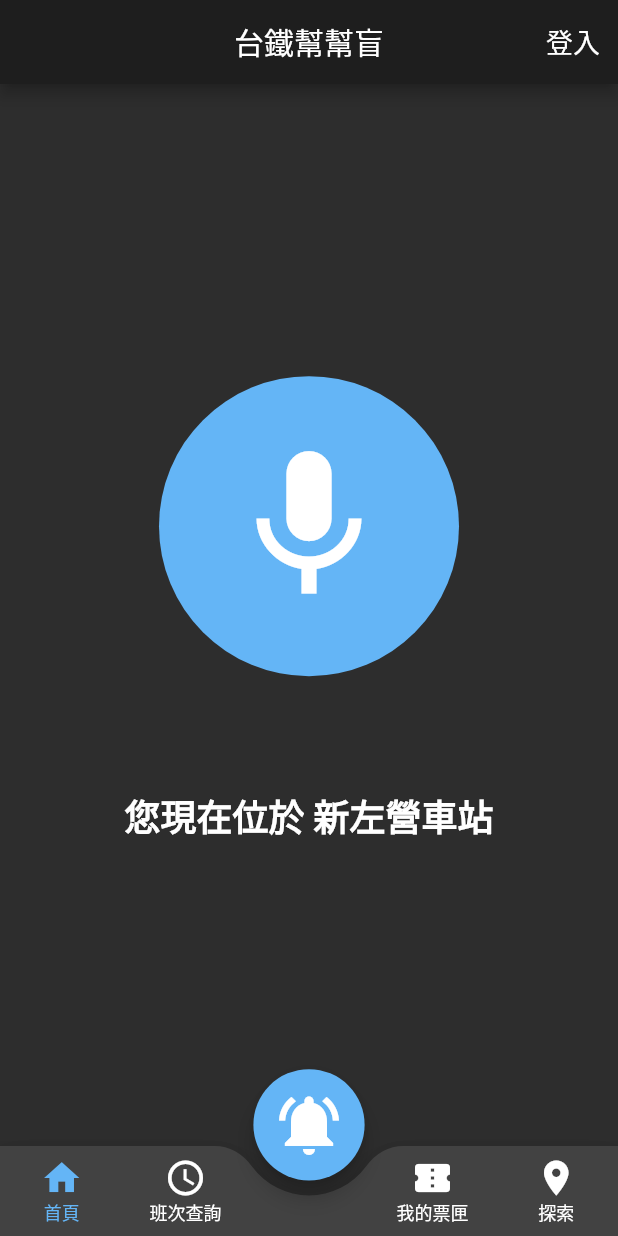
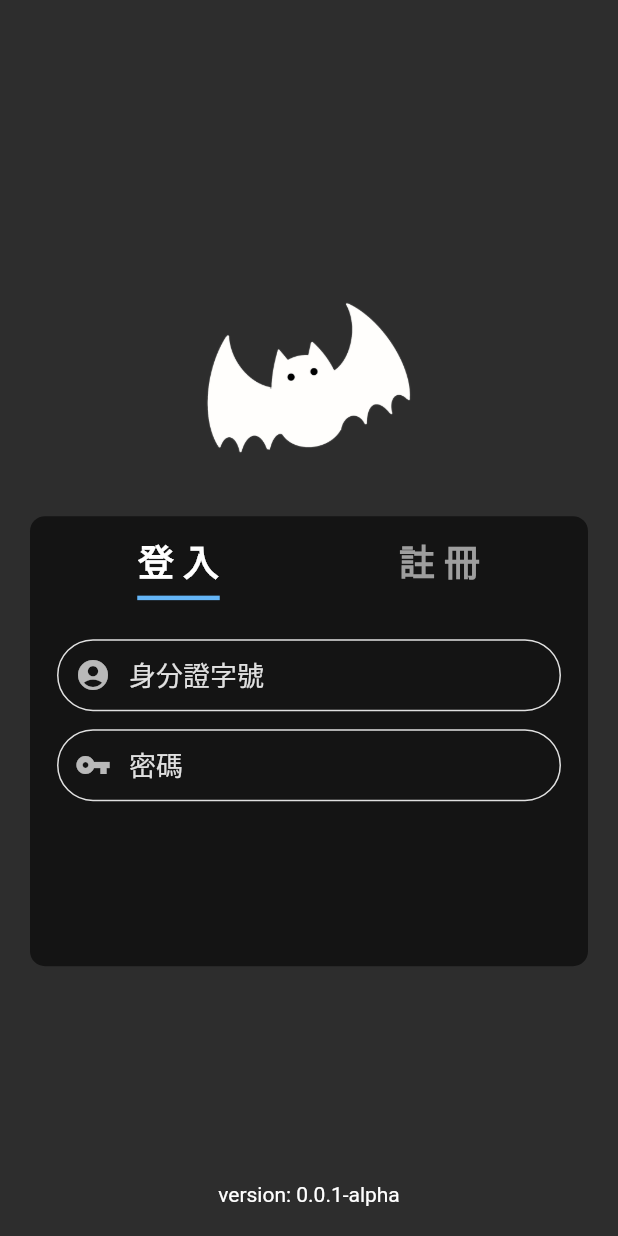
Before and after one commit to IamPurpleRed/TRA_Helper_Client, a Flutter app: the screen it shows after launch, on a phone screen of 412 x 824 dp. Run offline on Flutter 3.47's test engine with Material 2 defaults, Android fonts, the phone set to English and light mode, and no system bars; drawn by our look-alikes of avatar_glow; our stand-ins replace package_info_plus, speech_to_text, wakelock; missing offline and left inert: dialog_flowtter.

```diff
--- a/lib/config/palette.dart
+++ b/lib/config/palette.dart
@@ -1,7 +1,7 @@
 import 'package:flutter/material.dart';
 
 class Palette {
-  static const Color primaryColor = Color(0xFF1E1E1E);
+  static const Color primaryColor = Color(0xFF141414);
   static const Color secondaryColor = Color(0xFF64B5F6); // Colors.blue[300]
   static const Color backgroundColor = Color(0xFF2D2D2D);
   static const Color dividerColor = Color(0xFFDDDDDD);
--- a/lib/main.dart
+++ b/lib/main.dart
@@ -1,5 +1,6 @@
 import 'package:flutter/material.dart';
 import 'package:flutter/services.dart';
+import 'package:tra_helper/screens/login_page.dart';
 import 'package:wakelock/wakelock.dart';
 
 import '/config/constants.dart';
@@ -40,7 +41,7 @@ class TraHelperApp extends StatelessWidget {
           thickness: 1,
         ),
       ),
-      home: MainFrame(),
+      home: LoginPage(),
     );
   }
 }
--- a/lib/screens/home_page.dart
+++ b/lib/screens/home_page.dart
@@ -127,7 +127,7 @@ class HomePage extends StatelessWidget {
   BoxDecoration blockDeco() {
     return BoxDecoration(
       color: Palette.primaryColor,
-      borderRadius: BorderRadius.circular(10),
+      borderRadius: BorderRadius.circular(10.0),
     );
   }
 }
--- a/lib/screens/home_page_easy.dart
+++ b/lib/screens/home_page_easy.dart
@@ -45,7 +45,8 @@ class _HomePageEasyState extends State<HomePageEasy> {
                       size: 120,
                       color: Colors.white,
                     ),
-                    )),
+                  ),
+                ),
               ),
               AnimatedContainer(
                 duration: HomePageEasy.animateTime,
--- /dev/null
+++ b/lib/screens/login_page.dart
@@ -0,0 +1,152 @@
+import 'package:flutter/material.dart';
+import 'package:package_info_plus/package_info_plus.dart';
+
+import '/config/palette.dart';
+
+class LoginPage extends StatefulWidget {
+  const LoginPage({Key? key}) : super(key: key);
+
+  @override
+  State<LoginPage> createState() => _LoginPageState();
+}
+
+class _LoginPageState extends State<LoginPage> {
+  PackageInfo packageInfo = PackageInfo(appName: 'unknown', packageName: 'unknown', version: 'unknown', buildNumber: 'unknown');
+  String selectedTitle = '登 入';
+
+  @override
+  void initState() {
+    super.initState();
+    initPackageInfo();
+  }
+
+  void initPackageInfo() async {
+    packageInfo = await PackageInfo.fromPlatform();
+    setState(() {});
+  }
+
+  @override
+  Widget build(BuildContext context) {
+    final double vw = MediaQuery.of(context).size.width;
+    final double vh = MediaQuery.of(context).size.height;
+
+    return Scaffold(
+      backgroundColor: Palette.backgroundColor,
+      body: Stack(
+        children: [
+          Positioned(
+            left: 0,
+            right: 0,
+            bottom: 20.0,
+            child: Text(
+              'version: ${packageInfo.version}',
+              textAlign: TextAlign.center,
+            ),
+          ),
+          Column(
+            mainAxisAlignment: MainAxisAlignment.center,
+            children: [
+              SizedBox(
+                width: vw * 0.35,
+                height: vw * 0.35,
+                child: Image.asset('assets/logo_white.png'),
+              ),
+              const SizedBox(height: 20.0),
+              AnimatedContainer(
+                duration: Duration(milliseconds: 300),
+                width: vw - 40,
+                height: (selectedTitle == '註 冊') ? 400.0 : 300.0,
+                margin: const EdgeInsets.symmetric(horizontal: 20.0),
+                decoration: BoxDecoration(
+                  color: Palette.primaryColor,
+                  borderRadius: BorderRadius.circular(10.0),
+                ),
+                child: Padding(
+                  padding: const EdgeInsets.all(12.0),
+                  child: Column(
+                    children: [
+                      Row(
+                        mainAxisAlignment: MainAxisAlignment.spaceAround,
+                        children: [
+                          titleSelector('登 入'),
+                          titleSelector('註 冊'),
+                        ],
+                      ),
+                      SizedBox(height: 20.0),
+                      (selectedTitle == '註 冊')
+                          ? Row(
+                              children: [
+                                // Note: TextField 外面要包 Expanded 才能使其在同一列
+                                Expanded(child: textfield(Icon(Icons.abc), '姓')),
+                                Expanded(child: textfield(Icon(Icons.abc), '名')),
+                              ],
+                            )
+                          : const SizedBox(height: 0),
+                      textfield(Icon(Icons.account_circle), '身分證字號'),
+                      textfield(Icon(Icons.vpn_key), '密碼'),
+                      (selectedTitle == '註 冊') ? textfield(Icon(Icons.phone_android), '手機號碼') : const SizedBox(height: 0),
+                    ],
+                  ),
+                ),
+              ),
+            ],
+          )
+        ],
+      ),
+    );
+  }
+
+  // INFO: 標題選擇 (登入 & 註冊)
+  GestureDetector titleSelector(String title) {
+    return GestureDetector(
+      onTap: () => setState(() {
+        selectedTitle = title;
+      }),
+      child: Column(
+        children: [
+          Text(
+            title,
+            style: TextStyle(
+              color: (selectedTitle == title) ? Colors.white : Colors.grey,
+              fontSize: 24.0,
+              fontWeight: FontWeight.bold,
+            ),
+          ),
+          Container(
+            width: 55.0,
+            height: 3.0,
+            margin: EdgeInsets.only(top: 5.0),
+            color: (selectedTitle == title) ? Palette.secondaryColor : Colors.transparent,
+          ),
+        ],
+      ),
+    );
+  }
+
+  // INFO: 輸入格
+  Padding textfield(Icon prefixIcon, String fieldName) {
+    const double fontSize = 18.0;
+    Color enabledColor = Colors.grey[300]!;
+
+    return Padding(
+      padding: const EdgeInsets.all(6.0),
+      child: TextField(
+        style: TextStyle(fontSize: fontSize),
+        decoration: InputDecoration(
+          hintText: fieldName,
+          hintStyle: TextStyle(color: enabledColor, fontSize: fontSize),
+          contentPadding: EdgeInsets.all(10.0),
+          prefixIcon: prefixIcon,
+          enabledBorder: OutlineInputBorder(
+            borderSide: BorderSide(color: enabledColor),
+            borderRadius: BorderRadius.circular(35.0),
+          ),
+          focusedBorder: OutlineInputBorder(
+            borderSide: BorderSide(color: Palette.secondaryColor),
+            borderRadius: BorderRadius.circular(35.0),
+          ),
+        ),
+      ),
+    );
+  }
+}
```
Also changed, not shown: pubspec.yaml (+10 -1 lines), assets/app_logo.jpeg (added), assets/logo_black.png (added), assets/logo_white.png (added), pubspec.lock, 24 other files. Lines whose indentation alone changed are shown as unchanged.
